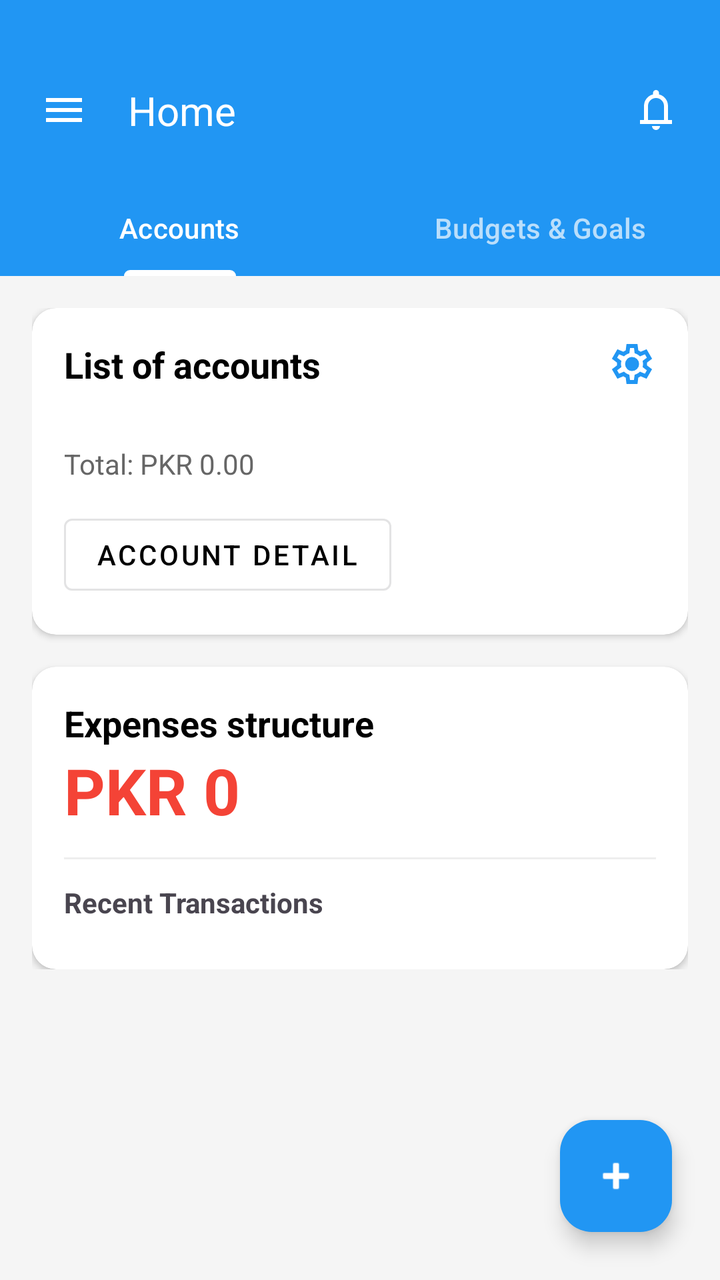
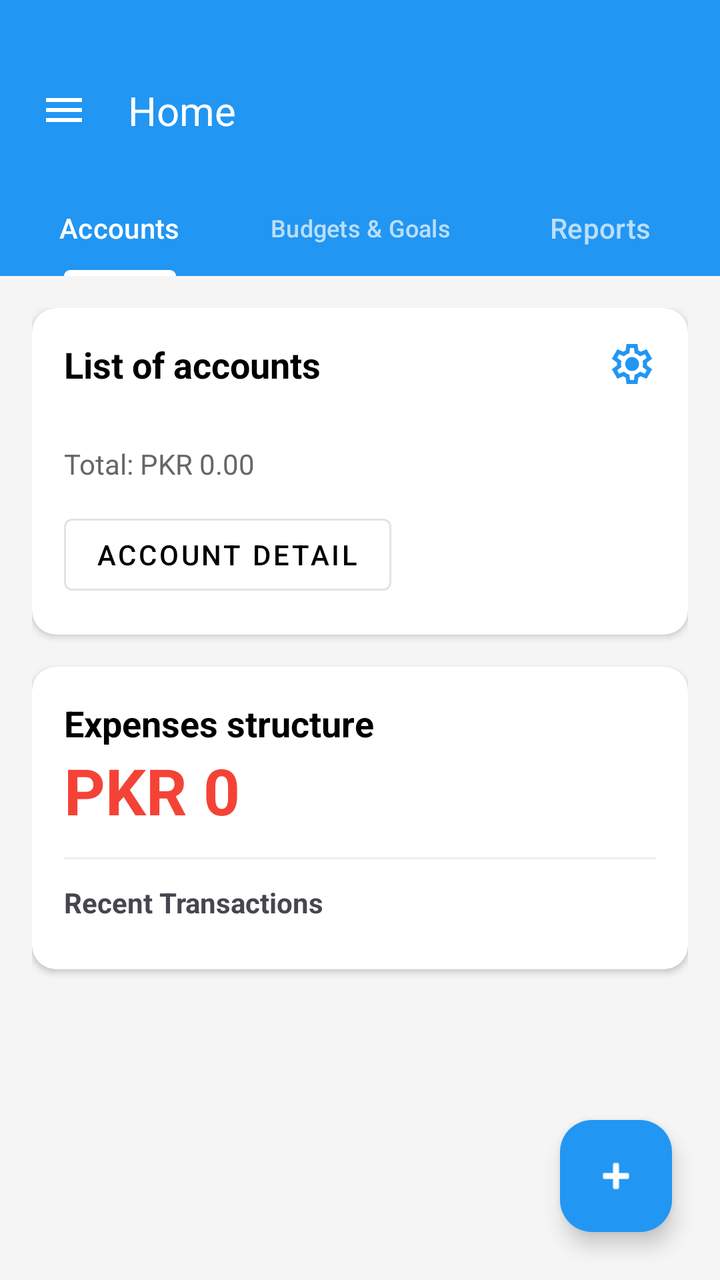

Screens rendered from an Android XML layout before and after an edit, with the pre-edit source and the edit as a unified diff.
<!-- AndroidManifest.xml: application theme Theme.ExpenseTracker -->
<!-- res/layout/activity_main.xml -->
<?xml version="1.0" encoding="utf-8"?>
<androidx.drawerlayout.widget.DrawerLayout
    xmlns:android="http://schemas.android.com/apk/res/android"
    xmlns:app="http://schemas.android.com/apk/res-auto"
    android:id="@+id/drawerLayout"
    android:layout_width="match_parent"
    android:layout_height="match_parent">

    <androidx.coordinatorlayout.widget.CoordinatorLayout
        android:layout_width="match_parent"
        android:layout_height="match_parent"
        android:background="#F5F5F5">

        <com.google.android.material.appbar.AppBarLayout
            android:layout_width="match_parent"
            android:layout_height="wrap_content"
            android:background="#2196F3"
            android:elevation="4dp">

            <androidx.constraintlayout.widget.ConstraintLayout
                android:layout_width="match_parent"
                android:layout_height="90dp"
                android:paddingTop="20dp">

                <ImageView
                    android:id="@+id/btn_drawer"
                    android:layout_width="48dp"
                    android:layout_height="48dp"
                    android:layout_marginStart="8dp"
                    android:background="?attr/selectableItemBackgroundBorderless"
                    android:padding="12dp"
                    android:src="@drawable/ic_menu"
                    app:layout_constraintBottom_toBottomOf="parent"
                    app:layout_constraintStart_toStartOf="parent"
                    app:layout_constraintTop_toTopOf="parent"
                    app:tint="#FFFFFF" />

                <TextView
                    android:id="@+id/tv_toolbar_title"
                    android:layout_width="wrap_content"
                    android:layout_height="wrap_content"
                    android:layout_marginStart="8dp"
                    android:text="Home"
                    android:textColor="#FFFFFF"
                    android:textSize="20sp"
                    app:layout_constraintBottom_toBottomOf="@id/btn_drawer"
                    app:layout_constraintStart_toEndOf="@id/btn_drawer"
                    app:layout_constraintTop_toTopOf="@id/btn_drawer" />

                <ImageView
                    android:id="@+id/btn_notification"
                    android:layout_width="48dp"
                    android:layout_height="48dp"
                    android:layout_marginEnd="8dp"
                    android:background="?attr/selectableItemBackgroundBorderless"
                    android:padding="12dp"
                    android:src="@drawable/ic_notifications"
                    app:layout_constraintBottom_toBottomOf="@id/btn_drawer"
                    app:layout_constraintEnd_toEndOf="parent"
                    app:layout_constraintTop_toTopOf="@id/btn_drawer"
                    app:tint="#FFFFFF" />

            </androidx.constraintlayout.widget.ConstraintLayout>

            <com.google.android.material.tabs.TabLayout
                android:id="@+id/tabLayout"
                android:layout_width="match_parent"
                android:layout_height="wrap_content"
                android:background="#2196F3"
                app:tabIndicatorColor="#FFFFFF"
                app:tabIndicatorHeight="3dp"
                app:tabSelectedTextColor="#FFFFFF"
                app:tabTextColor="#B0FFFFFF">

                <com.google.android.material.tabs.TabItem
                    android:layout_width="wrap_content"
                    android:layout_height="wrap_content"
                    android:text="Accounts" />

                <com.google.android.material.tabs.TabItem
                    android:layout_width="wrap_content"
                    android:layout_height="wrap_content"
                    android:text="Budgets &amp; Goals" />
            </com.google.android.material.tabs.TabLayout>
        </com.google.android.material.appbar.AppBarLayout>

        <FrameLayout
            android:layout_width="match_parent"
            android:layout_height="match_parent"
            app:layout_behavior="@string/appbar_scrolling_view_behavior">

            <androidx.core.widget.NestedScrollView
                android:id="@+id/accounts"
                android:layout_width="match_parent"
                android:layout_height="match_parent">

                <LinearLayout
                    android:layout_width="match_parent"
                    android:layout_height="wrap_content"
                    android:orientation="vertical"
                    android:padding="16dp">

                    <androidx.cardview.widget.CardView
                        android:layout_width="match_parent"
                        android:layout_height="wrap_content"
                        android:layout_marginBottom="16dp"
                        app:cardCornerRadius="12dp"
                        app:cardElevation="2dp">

                        <androidx.constraintlayout.widget.ConstraintLayout
                            android:layout_width="match_parent"
                            android:layout_height="wrap_content"
                            android:padding="16dp">

                            <TextView
                                android:id="@+id/tvHeader"
                                android:layout_width="wrap_content"
                                android:layout_height="wrap_content"
                                android:text="List of accounts"
                                android:textColor="#000000"
                                android:textSize="18sp"
                                android:textStyle="bold"
                                app:layout_constraintStart_toStartOf="parent"
                                app:layout_constraintTop_toTopOf="parent" />

                            <ImageView
                                android:id="@+id/btn_account_settings"
                                android:layout_width="24dp"
                                android:layout_height="24dp"
                                android:src="@drawable/ic_settings"
                                app:layout_constraintEnd_toEndOf="parent"
                                app:layout_constraintTop_toTopOf="parent"
                                app:tint="#2196F3" />

                            <LinearLayout
                                android:id="@+id/llAccountRow"
                                android:layout_width="match_parent"
                                android:layout_height="wrap_content"
                                android:layout_marginTop="12dp"
                                android:gravity="center_vertical"
                                android:orientation="horizontal"
                                app:layout_constraintTop_toBottomOf="@id/tvHeader">

                                <androidx.recyclerview.widget.RecyclerView
                                    android:id="@+id/rvAccounts"
                                    android:layout_width="0dp"
                                    android:layout_height="wrap_content"
                                    android:layout_weight="1"
                                    android:orientation="horizontal" />
                            </LinearLayout>

                            <TextView
                                android:id="@+id/tvTotalBalance"
                                android:layout_width="wrap_content"
                                android:layout_height="wrap_content"
                                android:layout_marginTop="16dp"
                                android:text="Total: PKR 0.00"
                                android:textColor="#666666"
                                app:layout_constraintStart_toStartOf="parent"
                                app:layout_constraintTop_toBottomOf="@id/llAccountRow" />

                            <Button
                                android:id="@+id/btnAccountDetail"
                                style="@style/Widget.MaterialComponents.Button.OutlinedButton"
                                android:layout_width="wrap_content"
                                android:layout_height="wrap_content"
                                android:layout_marginTop="12dp"
                                android:text="ACCOUNT DETAIL"
                                android:textColor="#000000"
                                app:layout_constraintStart_toStartOf="parent"
                                app:layout_constraintTop_toBottomOf="@id/tvTotalBalance" />

                        </androidx.constraintlayout.widget.ConstraintLayout>
                    </androidx.cardview.widget.CardView>

                    <androidx.cardview.widget.CardView
                        android:layout_width="match_parent"
                        android:layout_height="wrap_content"
                        app:cardCornerRadius="12dp">

                        <LinearLayout
                            android:layout_width="match_parent"
                            android:layout_height="wrap_content"
                            android:orientation="vertical"
                            android:padding="16dp">

                            <TextView
                                android:layout_width="wrap_content"
                                android:layout_height="wrap_content"
                                android:text="Expenses structure"
                                android:textColor="#000000"
                                android:textSize="18sp"
                                android:textStyle="bold" />

                            <TextView
                                android:id="@+id/tvExpenseAmount"
                                android:layout_width="wrap_content"
                                android:layout_height="wrap_content"
                                android:text="PKR 0"
                                android:textColor="#F44336"
                                android:textSize="32sp"
                                android:textStyle="bold" />

                            <View
                                android:layout_width="match_parent"
                                android:layout_height="1dp"
                                android:layout_marginVertical="12dp"
                                android:background="#EEEEEE"/>

                            <TextView
                                android:layout_width="wrap_content"
                                android:layout_height="wrap_content"
                                android:text="Recent Transactions"
                                android:textStyle="bold"
                                android:layout_marginBottom="8dp"/>

                            <androidx.recyclerview.widget.RecyclerView
                                android:id="@+id/rvRecentTransactions"
                                android:layout_width="match_parent"
                                android:layout_height="wrap_content"
                                android:nestedScrollingEnabled="false" />
                        </LinearLayout>
                    </androidx.cardview.widget.CardView>
                </LinearLayout>
            </androidx.core.widget.NestedScrollView>

            <FrameLayout
                android:id="@+id/fragmentContainer"
                android:layout_width="match_parent"
                android:layout_height="match_parent"
                android:visibility="gone" />
        </FrameLayout>

        <View
            android:id="@+id/fabOverlay"
            android:layout_width="match_parent"
            android:layout_height="match_parent"
            android:background="#99000000"
            android:visibility="gone"
            android:elevation="10dp" />

        <LinearLayout
            android:id="@+id/fabMenuContainer"
            android:layout_width="wrap_content"
            android:layout_height="wrap_content"
            android:layout_gravity="bottom|end"
            android:layout_marginEnd="24dp"
            android:layout_marginBottom="90dp"
            android:elevation="11dp"
            android:gravity="end"
            android:orientation="vertical"
            android:visibility="gone">

            <LinearLayout
                android:id="@+id/btnAddAccountCard"
                android:layout_width="wrap_content"
                android:layout_height="wrap_content"
                android:layout_marginBottom="16dp"
                android:background="@drawable/bg_fab_label"
                android:padding="12dp">
                <TextView
                    android:layout_width="wrap_content"
                    android:layout_height="wrap_content"
                    android:text="Add Account"
                    android:layout_marginEnd="8dp"
                    android:textStyle="bold"/>
                <ImageView
                    android:layout_width="20dp"
                    android:layout_height="20dp"
                    android:src="@android:drawable/ic_input_add" />
            </LinearLayout>

            <LinearLayout
                android:id="@+id/btnNewRecord"
                android:layout_width="wrap_content"
                android:layout_height="wrap_content"
                android:background="@drawable/bg_fab_label"
                android:padding="12dp">
                <TextView
                    android:layout_width="wrap_content"
                    android:layout_height="wrap_content"
                    android:text="New Record"
                    android:layout_marginEnd="8dp"
                    android:textStyle="bold"/>
                <ImageView
                    android:layout_width="20dp"
                    android:layout_height="20dp"
                    android:src="@drawable/ic_edit" />
            </LinearLayout>
        </LinearLayout>

        <com.google.android.material.floatingactionbutton.FloatingActionButton
            android:id="@+id/floating_action_button_add"
            android:layout_width="wrap_content"
            android:layout_height="wrap_content"
            android:layout_gravity="bottom|end"
            android:layout_margin="24dp"
            android:elevation="12dp"
            app:backgroundTint="#2196F3"
            app:srcCompat="@android:drawable/ic_input_add"
            app:tint="#FFFFFF" />

    </androidx.coordinatorlayout.widget.CoordinatorLayout>

    <com.google.android.material.navigation.NavigationView
        android:id="@+id/navigation_view"
        android:layout_width="wrap_content"
        android:layout_height="match_parent"
        android:layout_gravity="start"
        app:menu="@menu/drawer_menu" />

</androidx.drawerlayout.widget.DrawerLayout>
<!-- resources referenced by this layout -->
<resources>
  <!-- drawable bg_fab_label (drawable) -->
  <?xml version="1.0" encoding="utf-8"?>
  <shape xmlns:android="http://schemas.android.com/apk/res/android">
      <solid android:color="#D1E9FF" />
      <corners android:radius="30dp" />
  </shape>
  <!-- drawable ic_edit (drawable) -->
  <vector xmlns:android="http://schemas.android.com/apk/res/android"
      android:width="24dp"
      android:height="24dp"
      android:viewportWidth="960"
      android:viewportHeight="960">
    <path
        android:pathData="M200,760h57l391,-391 -57,-57 -391,391v57ZM120,840v-170l528,-527q12,-11 26.5,-17t30.5,-6q16,0 31,6t26,18l55,56q12,11 17.5,26t5.5,30q0,16 -5.5,30.5T817,313L290,840L120,840ZM760,256 L704,200 760,256ZM619,341 L591,312 648,369 619,341Z"
        android:fillColor="#e3e3e3"/>
  </vector>
  <!-- drawable ic_menu (drawable) -->
  <vector xmlns:android="http://schemas.android.com/apk/res/android"
      android:width="24dp"
      android:height="24dp"
      android:viewportWidth="960"
      android:viewportHeight="960">
    <path
        android:pathData="M120,720v-80h720v80L120,720ZM120,520v-80h720v80L120,520ZM120,320v-80h720v80L120,320Z"
        android:fillColor="#FFFFFF"/>
  </vector>
  <!-- drawable ic_notifications (drawable) -->
  <vector xmlns:android="http://schemas.android.com/apk/res/android"
      android:width="24dp"
      android:height="24dp"
      android:viewportWidth="960"
      android:viewportHeight="960">
    <path
        android:pathData="M160,760v-80h80v-280q0,-83 50,-147.5T420,168v-28q0,-25 17.5,-42.5T480,80q25,0 42.5,17.5T540,140v28q80,20 130,84.5T720,400v280h80v80L160,760ZM480,460ZM480,880q-33,0 -56.5,-23.5T400,800h160q0,33 -23.5,56.5T480,880ZM320,680h320v-280q0,-66 -47,-113t-113,-47q-66,0 -113,47t-47,113v280Z"
        android:fillColor="#e3e3e3"/>
  </vector>
  <!-- drawable ic_settings (drawable) -->
  <vector xmlns:android="http://schemas.android.com/apk/res/android"
      android:width="24dp"
      android:height="24dp"
      android:viewportWidth="960"
      android:viewportHeight="960">
    <path
        android:pathData="m370,880 l-16,-128q-13,-5 -24.5,-12T307,725l-119,50L78,585l103,-78q-1,-7 -1,-13.5v-27q0,-6.5 1,-13.5L78,375l110,-190 119,50q11,-8 23,-15t24,-12l16,-128h220l16,128q13,5 24.5,12t22.5,15l119,-50 110,190 -103,78q1,7 1,13.5v27q0,6.5 -2,13.5l103,78 -110,190 -118,-50q-11,8 -23,15t-24,12L590,880L370,880ZM440,800h79l14,-106q31,-8 57.5,-23.5T639,633l99,41 39,-68 -86,-65q5,-14 7,-29.5t2,-31.5q0,-16 -2,-31.5t-7,-29.5l86,-65 -39,-68 -99,42q-22,-23 -48.5,-38.5T533,266l-13,-106h-79l-14,106q-31,8 -57.5,23.5T321,327l-99,-41 -39,68 86,64q-5,15 -7,30t-2,32q0,16 2,31t7,30l-86,65 39,68 99,-42q22,23 48.5,38.5T427,694l13,106ZM482,620q58,0 99,-41t41,-99q0,-58 -41,-99t-99,-41q-59,0 -99.5,41T342,480q0,58 40.5,99t99.5,41ZM480,480Z"
        android:fillColor="#e3e3e3"/>
  </vector>
  <style name="Theme.ExpenseTracker" parent="Base.Theme.ExpenseTracker" />
  <style name="Base.Theme.ExpenseTracker" parent="Theme.Material3.DayNight.NoActionBar">
          
          
      </style>
</resources>

<!-- the commit's change to res/layout/activity_main.xml (unified diff, before → after) -->
@@ -47,19 +47,6 @@
                     app:layout_constraintStart_toEndOf="@id/btn_drawer"
                     app:layout_constraintTop_toTopOf="@id/btn_drawer" />
 
-                <ImageView
-                    android:id="@+id/btn_notification"
-                    android:layout_width="48dp"
-                    android:layout_height="48dp"
-                    android:layout_marginEnd="8dp"
-                    android:background="?attr/selectableItemBackgroundBorderless"
-                    android:padding="12dp"
-                    android:src="@drawable/ic_notifications"
-                    app:layout_constraintBottom_toBottomOf="@id/btn_drawer"
-                    app:layout_constraintEnd_toEndOf="parent"
-                    app:layout_constraintTop_toTopOf="@id/btn_drawer"
-                    app:tint="#FFFFFF" />
-
             </androidx.constraintlayout.widget.ConstraintLayout>
 
             <com.google.android.material.tabs.TabLayout
@@ -81,6 +68,11 @@
                     android:layout_width="wrap_content"
                     android:layout_height="wrap_content"
                     android:text="Budgets &amp; Goals" />
+
+                <com.google.android.material.tabs.TabItem
+                    android:layout_width="wrap_content"
+                    android:layout_height="wrap_content"
+                    android:text="Reports" />
             </com.google.android.material.tabs.TabLayout>
         </com.google.android.material.appbar.AppBarLayout>
 
@@ -176,7 +168,9 @@
                     <androidx.cardview.widget.CardView
                         android:layout_width="match_parent"
                         android:layout_height="wrap_content"
-                        app:cardCornerRadius="12dp">
+                        android:layout_marginBottom="16dp"
+                        app:cardCornerRadius="12dp"
+                        app:cardElevation="2dp">
 
                         <LinearLayout
                             android:layout_width="match_parent"
@@ -221,6 +215,56 @@
                                 android:nestedScrollingEnabled="false" />
                         </LinearLayout>
                     </androidx.cardview.widget.CardView>
+                </LinearLayout>
+            </androidx.core.widget.NestedScrollView>
+
+            <androidx.core.widget.NestedScrollView
+                android:id="@+id/view_reports"
+                android:layout_width="match_parent"
+                android:layout_height="match_parent"
+                android:visibility="gone">
+
+                <LinearLayout
+                    android:layout_width="match_parent"
+                    android:layout_height="wrap_content"
+                    android:orientation="vertical"
+                    android:padding="16dp">
+
+                    <Button
+                        android:id="@+id/btnDateRange"
+                        style="@style/Widget.MaterialComponents.Button.OutlinedButton"
+                        android:layout_width="match_parent"
+                        android:layout_height="wrap_content"
+                        android:text="Select Date Range" />
+
+                    <TextView
+                        android:layout_width="wrap_content"
+                        android:layout_height="wrap_content"
+                        android:layout_marginTop="24dp"
+                        android:text="Expense Breakdown"
+                        android:textColor="#000000"
+                        android:textSize="18sp"
+                        android:textStyle="bold" />
+
+                    <com.github.mikephil.charting.charts.PieChart
+                        android:id="@+id/pieChart"
+                        android:layout_width="match_parent"
+                        android:layout_height="300dp"
+                        android:layout_marginTop="8dp" />
+
+                    <TextView
+                        android:layout_width="wrap_content"
+                        android:layout_height="wrap_content"
+                        android:layout_marginTop="24dp"
+                        android:text="Income vs Expense Trend"
+                        android:textColor="#000000"
+                        android:textSize="18sp"
+                        android:textStyle="bold" />
+
+                    <com.github.mikephil.charting.charts.LineChart
+                        android:id="@+id/lineChart"
+                        android:layout_width="match_parent"
+                        android:layout_height="300dp" />
                 </LinearLayout>
             </androidx.core.widget.NestedScrollView>
 
@@ -307,6 +351,48 @@
         android:layout_width="wrap_content"
         android:layout_height="match_parent"
         android:layout_gravity="start"
+        app:headerLayout="@layout/nav_header"
         app:menu="@menu/drawer_menu" />
 
 </androidx.drawerlayout.widget.DrawerLayout>
+<!-- res/layout/nav_header.xml (included above) -->
+<?xml version="1.0" encoding="utf-8"?>
+<LinearLayout xmlns:android="http://schemas.android.com/apk/res/android"
+    xmlns:app="http://schemas.android.com/apk/res-auto"
+    android:id="@+id/headerLayout"
+    android:layout_width="match_parent"
+    android:layout_height="176dp"
+    android:background="#00B16A"
+    android:clickable="true"
+    android:focusable="true"
+    android:foreground="?attr/selectableItemBackground"
+    android:gravity="bottom"
+    android:orientation="vertical"
+    android:padding="16dp"
+    android:theme="@style/ThemeOverlay.AppCompat.Dark">
+
+    <ImageView
+        android:id="@+id/ivUserAvatar"
+        android:layout_width="64dp"
+        android:layout_height="64dp"
+        android:src="@drawable/ic_profile"
+        app:tint="#FFFFFF" />
+
+    <TextView
+        android:id="@+id/tvUserEmail"
+        android:layout_width="match_parent"
+        android:layout_height="wrap_content"
+        android:layout_marginTop="8dp"
+        android:text="haristahir7861@gmail.com"
+        android:textColor="#FFFFFF"
+        android:textSize="16sp"
+        android:textStyle="bold" />
+
+    <TextView
+        android:layout_width="wrap_content"
+        android:layout_height="wrap_content"
+        android:text="My Wallet"
+        android:textColor="#E0E0E0"
+        android:textSize="14sp" />
+
+</LinearLayout>
<!-- resource entries referenced after the edit -->
@@ -26,15 +26,15 @@
         android:pathData="M120,720v-80h720v80L120,720ZM120,520v-80h720v80L120,520ZM120,320v-80h720v80L120,320Z"
         android:fillColor="#FFFFFF"/>
   </vector>
-  <!-- drawable ic_notifications (drawable) -->
+  <!-- drawable ic_profile (drawable) -->
   <vector xmlns:android="http://schemas.android.com/apk/res/android"
       android:width="24dp"
       android:height="24dp"
       android:viewportWidth="960"
       android:viewportHeight="960">
     <path
-        android:pathData="M160,760v-80h80v-280q0,-83 50,-147.5T420,168v-28q0,-25 17.5,-42.5T480,80q25,0 42.5,17.5T540,140v28q80,20 130,84.5T720,400v280h80v80L160,760ZM480,460ZM480,880q-33,0 -56.5,-23.5T400,800h160q0,33 -23.5,56.5T480,880ZM320,680h320v-280q0,-66 -47,-113t-113,-47q-66,0 -113,47t-47,113v280Z"
-        android:fillColor="#e3e3e3"/>
+        android:pathData="M234,684q51,-39 114,-61.5T480,600q69,0 132,22.5T726,684q35,-41 54.5,-93T800,480q0,-133 -93.5,-226.5T480,160q-133,0 -226.5,93.5T160,480q0,59 19.5,111t54.5,93ZM480,520q-59,0 -99.5,-40.5T340,380q0,-59 40.5,-99.5T480,240q59,0 99.5,40.5T620,380q0,59 -40.5,99.5T480,520ZM480,880q-83,0 -156,-31.5T197,763q-54,-54 -85.5,-127T80,480q0,-83 31.5,-156T197,197q54,-54 127,-85.5T480,80q83,0 156,31.5T763,197q54,54 85.5,127T880,480q0,83 -31.5,156T763,763q-54,54 -127,85.5T480,880ZM480,800q53,0 100,-15.5t86,-44.5q-39,-29 -86,-44.5T480,680q-53,0 -100,15.5T294,740q39,29 86,44.5T480,800ZM480,440q26,0 43,-17t17,-43q0,-26 -17,-43t-43,-17q-26,0 -43,17t-17,43q0,26 17,43t43,17ZM480,380ZM480,740Z"
+        android:fillColor="#FFFFFF"/>
   </vector>
   <!-- drawable ic_settings (drawable) -->
   <vector xmlns:android="http://schemas.android.com/apk/res/android"
